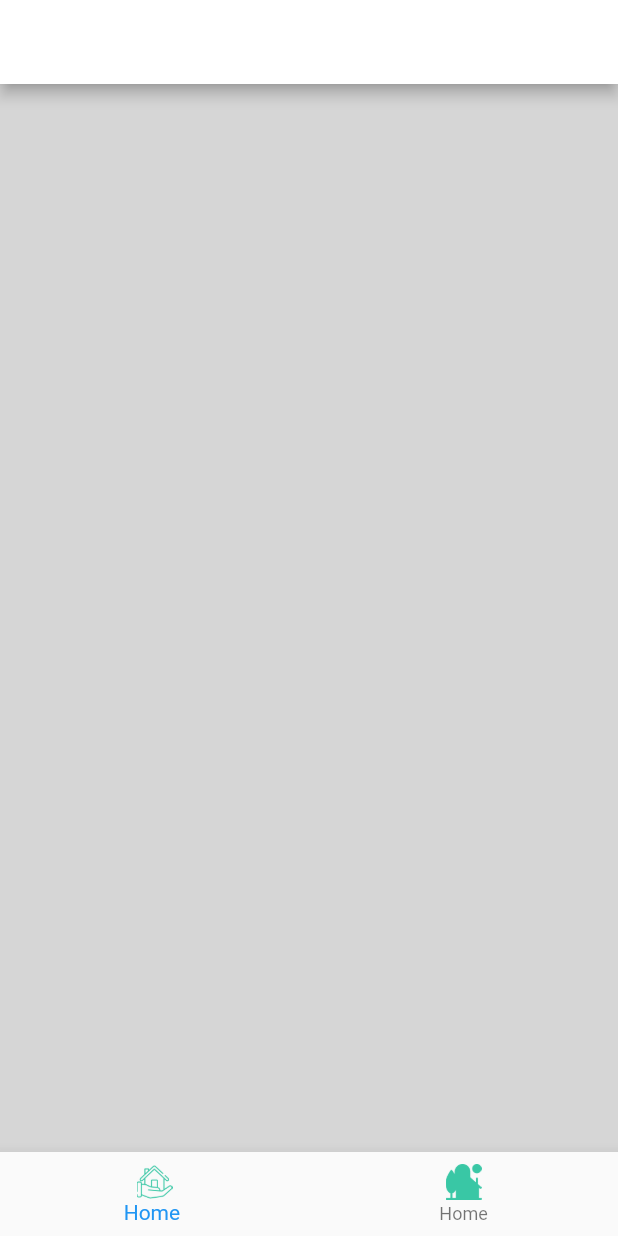
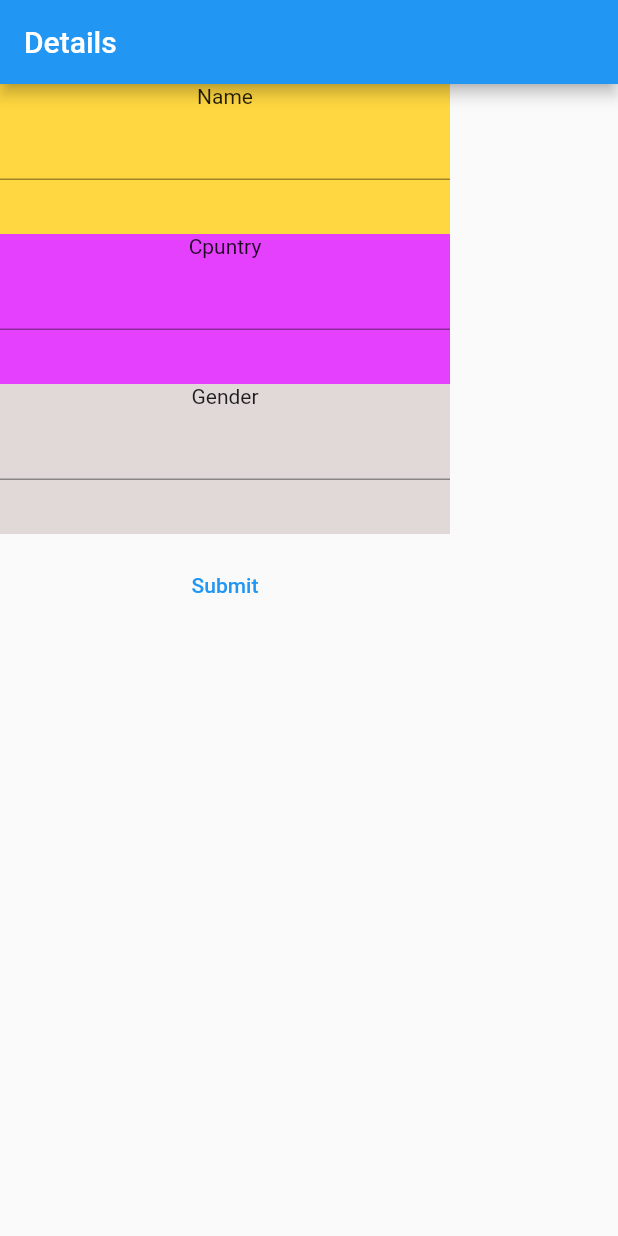
Before and after one commit to jatinthakur9/prac, a Flutter app: the screen it shows after launch, on a phone screen of 412 x 824 dp. Run offline on Flutter 3.47's test engine with Material 2 defaults, Android fonts, the phone set to English and light mode, and no system bars; our stand-ins replace cloud_firestore, firebase_auth, firebase_core; missing offline and left inert: dart:html; accounts and stored records are empty.

Commit message:
4 september

```diff
--- a/lib/july/6thjuly/healthkangaroosettings.dart
+++ b/lib/july/6thjuly/healthkangaroosettings.dart
@@ -1,3 +1,4 @@
+import 'package:firebase_auth/firebase_auth.dart';
 import 'package:flutter/material.dart';
 import 'package:prac/july/5july/loginscreen.dart';
 import 'package:prac/june/8thjune/appbarself.dart';
@@ -8,6 +9,8 @@ class Healthyy extends StatefulWidget {
   @override
   State<Healthyy> createState() => _HealthyyState();
 }
+
+var user = FirebaseAuth.instance.currentUser;
 
 List iconnss = [
   Icon(
@@ -177,7 +180,7 @@ class _HealthyyState extends State<Healthyy> {
                     crossAxisAlignment: CrossAxisAlignment.start,
                     children: [
                       Text(
-                        'Amit Kumar ',
+                        user!.uid.toString(),
                         style: TextStyle(
                             fontSize: 20, fontWeight: FontWeight.bold),
                       ),
--- a/lib/main.dart
+++ b/lib/main.dart
@@ -1,5 +1,7 @@
 import 'package:firebase_core/firebase_core.dart';
 import 'package:flutter/material.dart';
+import 'package:prac/august/21uagust.dart';
+import 'package:prac/august/aug21/singupsreen.dart';
 import 'package:prac/july/11thjuly/tappbar.dart';
 import 'package:prac/july/13thjuly/Simpleformfield.dart';
 import 'package:prac/july/13thjuly/setstateformfield.dart';
@@ -11,12 +13,16 @@ import 'package:prac/july/21july/task/firstscreen.dart';
 
 import 'package:prac/july/7thjuly/whatsappfrontscreen.dart';
 import 'package:prac/july/13thjuly/state.dart';
+import 'package:prac/june/june12/bottomnavigator.dart';
+import 'package:prac/sep/form.dart';
 
 import 'firebase_options.dart';
 
-void main() {
-  /*await Firebase.initializeApp();
-  WidgetsFlutterBinding.ensureInitialized();*/
+void main() async {
+  WidgetsFlutterBinding.ensureInitialized();
+  await Firebase.initializeApp(
+    options: DefaultFirebaseOptions.currentPlatform,
+  );
 
   runApp(const MyApp());
 }
@@ -27,6 +33,9 @@ class MyApp extends StatelessWidget {
   // This widget is the root of your application.
   @override
   Widget build(BuildContext context) {
-    return MaterialApp(debugShowCheckedModeBanner: false, home: First());
+    return MaterialApp(
+      debugShowCheckedModeBanner: false,
+      home: FormFirst(),
+    );
   }
 }
--- /dev/null
+++ b/lib/sep/form.dart
@@ -0,0 +1,85 @@
+import 'dart:html';
+
+import 'package:cloud_firestore/cloud_firestore.dart';
+import 'package:firebase_core/firebase_core.dart';
+import 'package:flutter/material.dart';
+import 'package:flutter/scheduler.dart';
+
+class FormFirst extends StatefulWidget {
+  const FormFirst({super.key});
+
+  @override
+  State<FormFirst> createState() => _FormFirstState();
+}
+
+class _FormFirstState extends State<FormFirst> {
+  TextEditingController jname = TextEditingController();
+  TextEditingController jlocation = TextEditingController();
+  TextEditingController jgender = TextEditingController();
+
+  @override
+  Widget build(BuildContext context) {
+    return Scaffold(
+      appBar: AppBar(
+        title: Text('Details'),
+      ),
+      body: Column(
+        children: [
+          Container(
+            height: 100,
+            width: 300,
+            color: Colors.amberAccent,
+            child: Column(
+              children: [
+                Text('Name'),
+                TextFormField(
+                  controller: jname,
+                ),
+              ],
+            ),
+          ),
+          Container(
+            height: 100,
+            width: 300,
+            color: const Color.fromARGB(255, 230, 64, 255),
+            child: Column(
+              children: [
+                Text('Cpuntry'),
+                TextFormField(
+                  controller: jlocation,
+                ),
+              ],
+            ),
+          ),
+          Container(
+            height: 100,
+            width: 300,
+            color: Color.fromARGB(255, 225, 216, 216),
+            child: Column(
+              children: [
+                Text('Gender'),
+                TextFormField(
+                  controller: jgender,
+                ),
+              ],
+            ),
+          ),
+          SizedBox(
+            height: 10,
+          ),
+          TextButton(
+              onPressed: () {
+                FirebaseFirestore.instance.collection('User').doc().set({
+                  'Name': jname.text.toLowerCase(),
+                  'Country': jlocation.text.toLowerCase(),
+                  'Gender': jgender.text.toLowerCase(),
+                });
+              },
+              child: Text('Submit')),
+        ],
+      ),
+    );
+  }
+
+
+}
--- a/pubspec.yaml
+++ b/pubspec.yaml
@@ -39,6 +39,8 @@ dependencies:
   firebase_core: ^2.15.0
   cloud_firestore: ^4.8.3
   firebase_storage: ^11.2.5
+  firebase_auth: ^4.7.3
+  firebase_auth_platform_interface:
 
 
 dev_dependencies:
@@ -66,7 +68,7 @@ flutter:
   # To add assets to your application, add an assets section, like this:
   assets:
     - assets/
-  #   - images/a_dot_ham.jpeg
+  # - assets/   - images/a_dot_ham.jpeg
 
   # An image asset can refer to one or more resolution-specific "variants", see
   # https://flutter.dev/assets-and-images/#resolution-aware
```
Also changed, not shown: lib/august/21uagust.dart (added, +21 -0 lines), lib/august/aug21/loginscree.dart (added, +83 -0 lines), lib/august/aug21/singupsreen.dart (added, +76 -0 lines), lib/july/21july/task/firstscreen.dart (+67 -8 lines), lib/june/june12/bottomnavigator.dart (+5 -4 lines), pubspec.lock, 2 other files.
